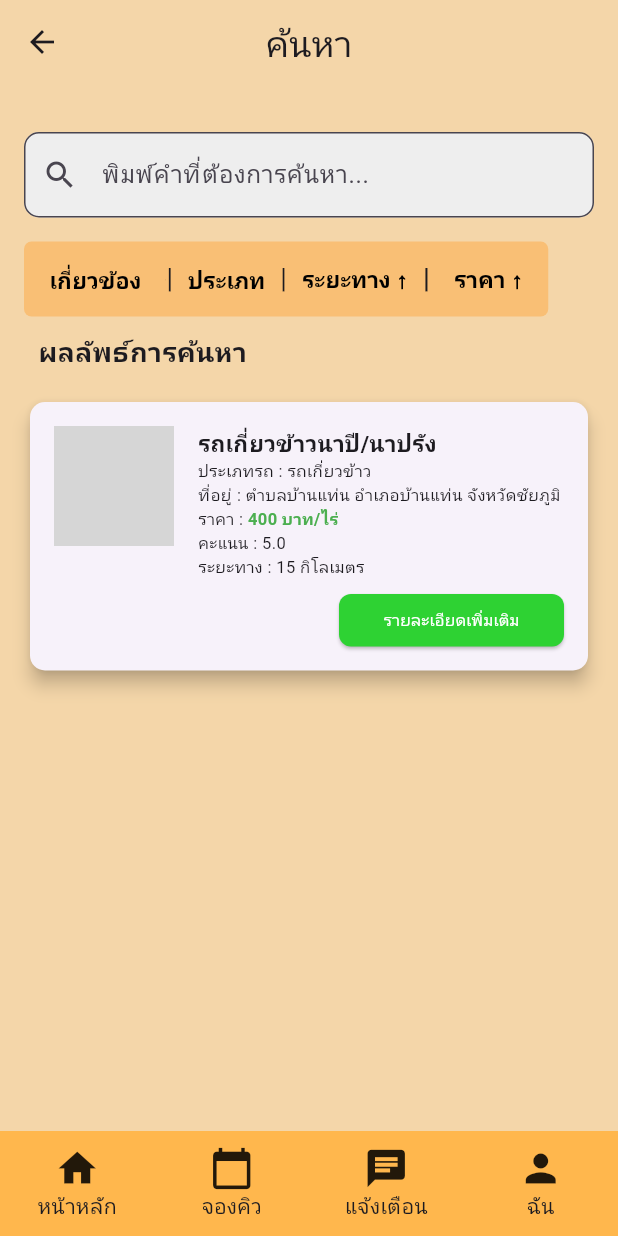
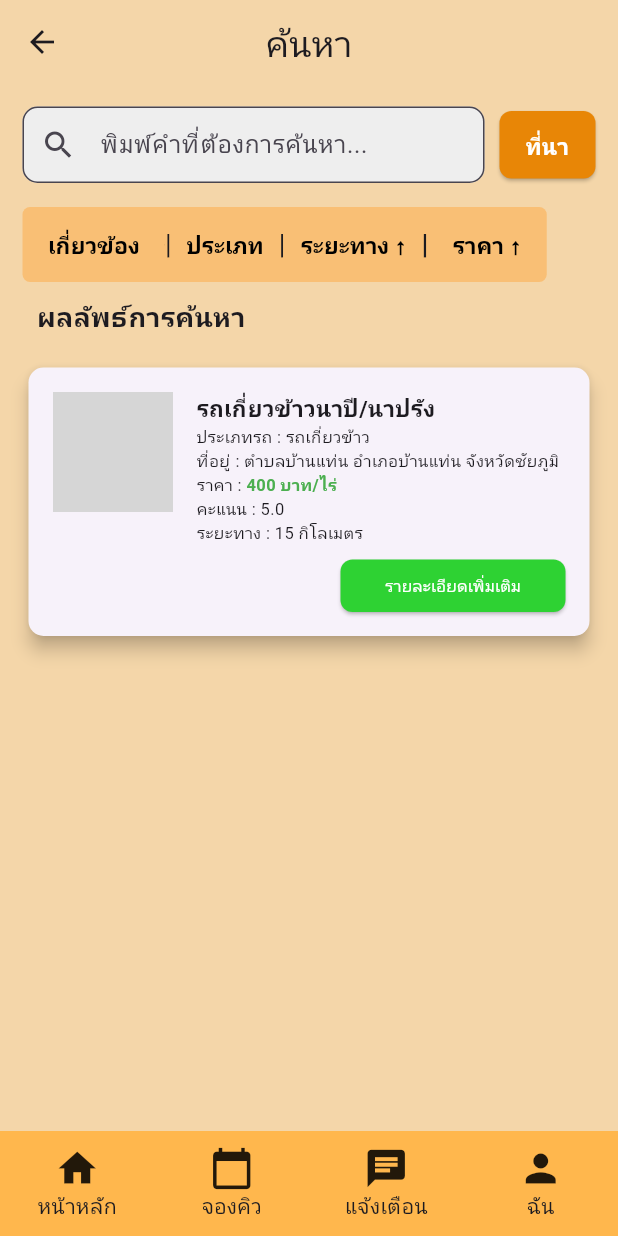
Before and after one commit to Jarinya008/Agri_Booking, a Flutter app: the screen it shows after launch, item 2 of the bottom bar chosen, on a phone screen of 412 x 824 dp. Run offline on Flutter 3.47's test engine with Material 3 defaults, Android fonts, the phone set to English and light mode, and no system bars; our stand-ins replace carousel_slider, google_maps_flutter, image_picker, logger; missing offline and left inert: flogger; network calls fail; grey boxes are pictures that could not be loaded.

Commit message:
แก้ค้นหาเรียบร้อยครบ

```diff
--- a/lib/pages/Client/Search.dart
+++ b/lib/pages/Client/Search.dart
@@ -11,6 +11,7 @@ class SearchPage extends StatefulWidget {
 class _SearchPageState extends State<SearchPage> {
   String query = '';
   String selectedType = 'ประเภท'; // ประกาศตัวแปร selectedType
+  String selectedTypeFarm = 'ที่นา';
 
   bool isDistanceAscending = true;
   bool isPriceAscending = true;
@@ -46,13 +47,16 @@ class _SearchPageState extends State<SearchPage> {
       backgroundColor: const Color.fromARGB(255, 244, 214, 169),
       body: SingleChildScrollView(
         child: Padding(
-          padding: const EdgeInsets.all(16.0),
+          padding: const EdgeInsets.all(15.0),
           child: Column(
             crossAxisAlignment: CrossAxisAlignment.start,
             children: [
-              const SizedBox(height: 16),
               // ช่องค้นหา
-              TextField(
+              Row(
+                children: [
+                  // ช่องค้นหา
+                  Expanded(
+                    child: TextField(
                       onChanged: (value) {
                         setState(() {
                           query = value;
@@ -60,6 +64,8 @@ class _SearchPageState extends State<SearchPage> {
                       },
                       decoration: InputDecoration(
                         hintText: 'พิมพ์คำที่ต้องการค้นหา...',
+                        contentPadding:
+                            const EdgeInsets.symmetric(vertical: 13.0),
                         prefixIcon: const Icon(Icons.search),
                         border: OutlineInputBorder(
                           borderRadius: BorderRadius.circular(10.0),
@@ -68,6 +74,80 @@ class _SearchPageState extends State<SearchPage> {
                         fillColor: Colors.grey[200],
                       ),
                     ),
+                  ),
+                  const SizedBox(width: 10), // ระยะห่างระหว่างช่องค้นหาและปุ่ม
+                  // ปุ่ม "ที่นา"
+                  ElevatedButton(
+                    onPressed: () {
+                      // แสดงป๊อบอัพเมื่อกดปุ่ม
+                      showModalBottomSheet(
+                        context: context,
+                        builder: (BuildContext context) {
+                          return Container(
+                            padding: const EdgeInsets.all(16.0),
+                            child: Column(
+                              mainAxisSize: MainAxisSize.min,
+                              children: [
+                                ListTile(
+                                  title:
+                                      const Text('ที่นา 1 ชัยภูมิ'), //ชื่อที่นา
+                                  onTap: () {
+                                    setState(() {
+                                      selectedTypeFarm =
+                                          'ชัยภูมิ'; //ดึงที่อยู่มาใส่
+                                    });
+                                    Navigator.pop(context);
+                                  },
+                                ),
+                                ListTile(
+                                  title: const Text('ที่นา 2 ขอนแก่น'),
+                                  onTap: () {
+                                    setState(() {
+                                      selectedTypeFarm =
+                                          'ขอนแก่น'; //ดึงที่อยู่มาใส่
+                                    });
+                                    Navigator.pop(context);
+                                  },
+                                ),
+                                ListTile(
+                                  title: const Text('ที่นา 3 สารคาม บานนา'),
+                                  onTap: () {
+                                    setState(() {
+                                      selectedTypeFarm =
+                                          'สารคามมมมมมมมมมมมมมมมมมม';
+                                    });
+                                    Navigator.pop(context);
+                                  },
+                                ),
+                              ],
+                            ),
+                          );
+                        },
+                      );
+                    },
+                    style: ElevatedButton.styleFrom(
+                      backgroundColor:
+                          const Color.fromARGB(255, 232, 134, 6), // สีของปุ่ม
+                      shape: RoundedRectangleBorder(
+                        borderRadius: BorderRadius.circular(8.0), // มุมโค้งมน
+                      ),
+                      padding: const EdgeInsets.symmetric(
+                          horizontal: 16, vertical: 12),
+                    ),
+                    child: Text(
+                      selectedTypeFarm.length > 5
+                          ? '${selectedTypeFarm.substring(0, 5)}...'
+                          : selectedTypeFarm, // แสดงข้อความสั้นพร้อม ...
+                      style: const TextStyle(
+                        fontSize: 15,
+                        fontWeight: FontWeight.bold,
+                        color: Colors.white,
+                      ),
+                    ),
+                  ),
+                ],
+              ),
+
               const SizedBox(height: 16),
               //Search menu
               SingleChildScrollView(
```
Lines whose indentation alone changed are shown as unchanged.
